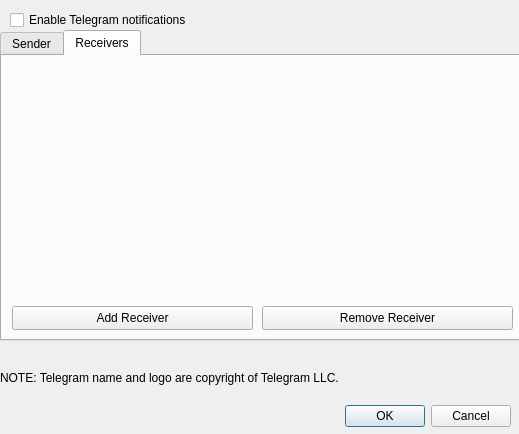
Before: the Qt Designer form wadas/ui/qt/configure_telegram.ui in stefanodellosa-personal/WADAS, drawn with Qt 5.
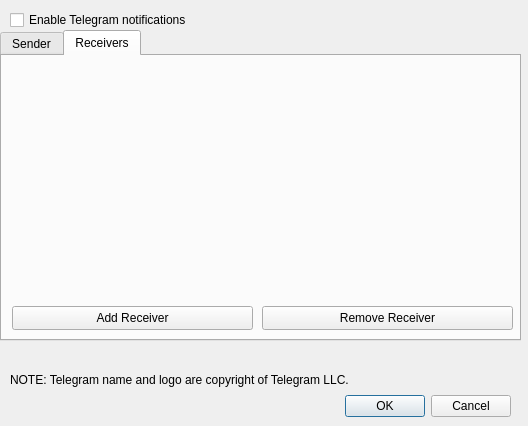
After: the same form once the commit is applied. The open tabs and pages were chosen to show the change.

Commit message: Improved Telegram configuration dialog

```diff
--- a/wadas/ui/qt/configure_telegram.ui
+++ b/wadas/ui/qt/configure_telegram.ui
@@ -6,8 +6,8 @@
    <rect>
     <x>0</x>
     <y>0</y>
-    <width>519</width>
-    <height>434</height>
+    <width>528</width>
+    <height>426</height>
    </rect>
   </property>
   <property name="windowTitle">
@@ -16,9 +16,9 @@
   <widget class="QDialogButtonBox" name="buttonBox">
    <property name="geometry">
     <rect>
-     <x>10</x>
-     <y>400</y>
-     <width>501</width>
+     <x>0</x>
+     <y>390</y>
+     <width>511</width>
      <height>32</height>
     </rect>
    </property>
@@ -159,9 +159,9 @@
   <widget class="QLabel" name="label_errorMessage">
    <property name="geometry">
     <rect>
-     <x>0</x>
-     <y>350</y>
-     <width>521</width>
+     <x>10</x>
+     <y>340</y>
+     <width>511</width>
      <height>20</height>
     </rect>
    </property>
@@ -185,10 +185,10 @@
   <widget class="QLabel" name="label_2">
    <property name="geometry">
     <rect>
-     <x>0</x>
+     <x>10</x>
      <y>370</y>
-     <width>511</width>
-     <height>16</height>
+     <width>501</width>
+     <height>20</height>
     </rect>
    </property>
    <property name="text">
```
Left out of the diff: 77 changed lines with no effect on the pictures. The commit also changes 6 other files.
